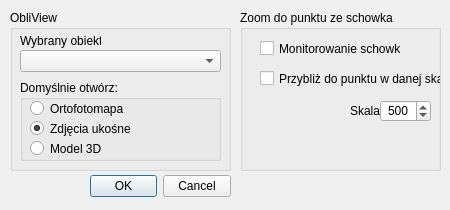
Qt form gisnet_tools/ui/settings.ui (haldrigar/GISNET-QTools) before a commit.
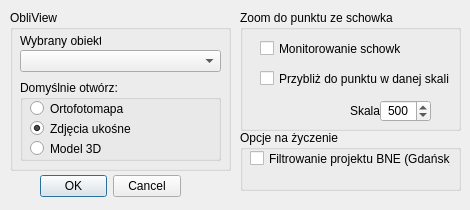
The same form after that commit.

```diff
--- a/gisnet_tools/ui/settings.ui
+++ b/gisnet_tools/ui/settings.ui
@@ -6,7 +6,7 @@
    <rect>
     <x>0</x>
     <y>0</y>
-    <width>450</width>
+    <width>470</width>
     <height>210</height>
    </rect>
   </property>
@@ -28,7 +28,7 @@
   <widget class="QDialogButtonBox" name="buttonBox">
    <property name="geometry">
     <rect>
-     <x>90</x>
+     <x>40</x>
      <y>170</y>
      <width>141</width>
      <height>32</height>
@@ -143,8 +143,8 @@
     <rect>
      <x>240</x>
      <y>10</y>
-     <width>201</width>
-     <height>161</height>
+     <width>221</width>
+     <height>121</height>
     </rect>
    </property>
    <property name="title">
@@ -168,7 +168,7 @@
      <rect>
       <x>20</x>
       <y>60</y>
-      <width>181</width>
+      <width>191</width>
       <height>17</height>
      </rect>
     </property>
@@ -212,6 +212,38 @@
     </property>
    </widget>
   </widget>
+  <widget class="QGroupBox" name="groupBoxInne">
+   <property name="geometry">
+    <rect>
+     <x>240</x>
+     <y>130</y>
+     <width>221</width>
+     <height>61</height>
+    </rect>
+   </property>
+   <property name="toolTip">
+    <string>&lt;html&gt;&lt;head/&gt;&lt;body&gt;&lt;p&gt;Dodatkowe opcje dla konkretnego użytkownika&lt;/p&gt;&lt;/body&gt;&lt;/html&gt;</string>
+   </property>
+   <property name="title">
+    <string>Opcje na życzenie</string>
+   </property>
+   <property name="flat">
+    <bool>false</bool>
+   </property>
+   <widget class="QCheckBox" name="checkBoxGdanskFilter">
+    <property name="geometry">
+     <rect>
+      <x>10</x>
+      <y>20</y>
+      <width>201</width>
+      <height>17</height>
+     </rect>
+    </property>
+    <property name="text">
+     <string>Filtrowanie projektu BNE (Gdańsk)</string>
+    </property>
+   </widget>
+  </widget>
  </widget>
  <resources/>
  <connections>
```
